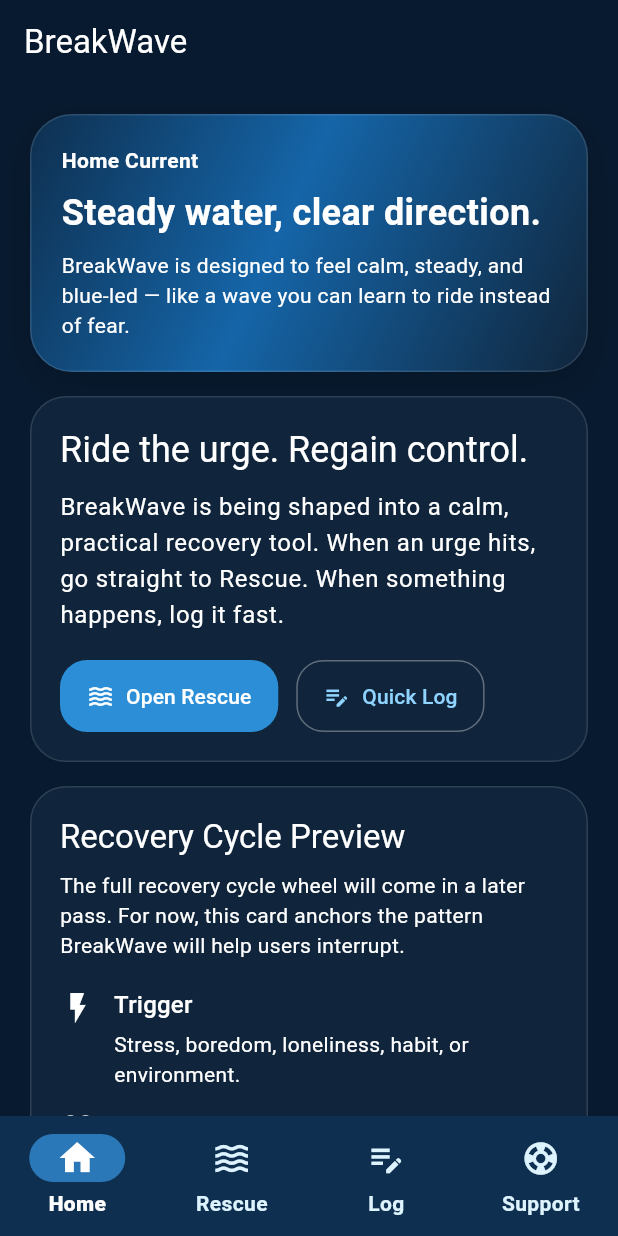
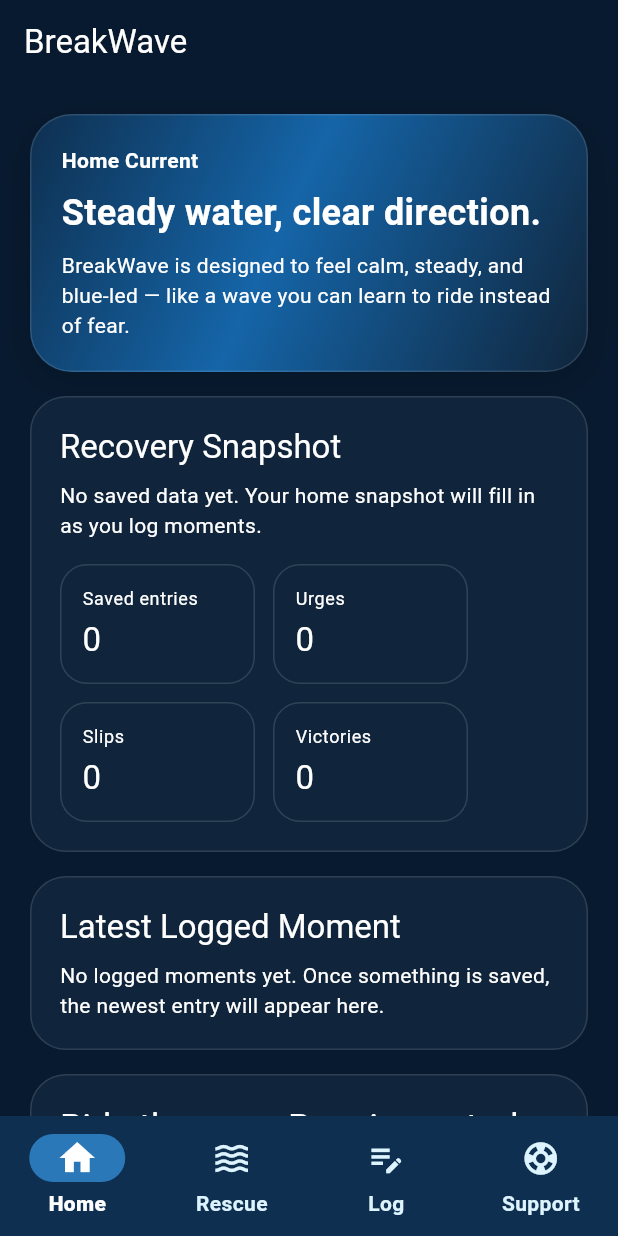
Before and after one commit to lindsey-wells/breakwave, a Flutter app: the screen it shows after launch, on a phone screen of 412 x 824 dp. Run offline on Flutter 3.47's test engine with Material 3 defaults, Android fonts, the light colour scheme and no system bars; our stand-ins replace shared_preferences.

Commit message:
BW-09 add home summary from persisted log data

```diff
--- a/lib/features/home/presentation/home_screen.dart
+++ b/lib/features/home/presentation/home_screen.dart
@@ -3,15 +3,19 @@
 // Project: BreakWave
 // File: home_screen.dart
 // Purpose: BW-02 home dashboard structure for BreakWave.
-// Notes: Shell-first deterministic scaffold for BW-06.
+// Notes: BW-09 home summary from persisted data.
 // ------------------------------------------------------------
 
 import 'package:flutter/material.dart';
 
+import '../../log/data/log_repository.dart';
+import '../../log/domain/log_entry.dart';
 import '../../../core/ui/wave_surface.dart';
 import 'widgets/daily_encouragement_card.dart';
 import 'widgets/home_hero_card.dart';
+import 'widgets/latest_logged_moment_card.dart';
 import 'widgets/recovery_cycle_preview_card.dart';
+import 'widgets/recovery_snapshot_card.dart';
 
 class HomeScreen extends StatelessWidget {
   final VoidCallback onOpenRescue;
@@ -23,6 +27,37 @@ class HomeScreen extends StatelessWidget {
     required this.onOpenLog,
   });
 
+  Future<_HomeSummaryData> _loadSummary() async {
+    final LogRepository repository = const LogRepository();
+    final List<LogEntry> entries = await repository.loadEntries();
+
+    int urgeCount = 0;
+    int slipCount = 0;
+    int victoryCount = 0;
+
+    for (final LogEntry entry in entries) {
+      switch (entry.entryType) {
+        case 'Urge':
+          urgeCount += 1;
+          break;
+        case 'Slip':
+          slipCount += 1;
+          break;
+        case 'Victory':
+          victoryCount += 1;
+          break;
+      }
+    }
+
+    return _HomeSummaryData(
+      totalEntries: entries.length,
+      urgeCount: urgeCount,
+      slipCount: slipCount,
+      victoryCount: victoryCount,
+      latestEntry: entries.isEmpty ? null : entries.first,
+    );
+  }
+
   @override
   Widget build(BuildContext context) {
     return Scaffold(
@@ -30,7 +65,13 @@ class HomeScreen extends StatelessWidget {
         title: const Text('BreakWave'),
       ),
       body: SafeArea(
-        child: SingleChildScrollView(
+        child: FutureBuilder<_HomeSummaryData>(
+          future: _loadSummary(),
+          builder: (BuildContext context, AsyncSnapshot<_HomeSummaryData> snapshot) {
+            final _HomeSummaryData summary =
+                snapshot.data ?? const _HomeSummaryData.empty();
+
+            return SingleChildScrollView(
               padding: const EdgeInsets.all(20),
               child: Center(
                 child: ConstrainedBox(
@@ -65,6 +106,17 @@ class HomeScreen extends StatelessWidget {
                         ),
                       ),
                       const SizedBox(height: 16),
+                      RecoverySnapshotCard(
+                        totalEntries: summary.totalEntries,
+                        urgeCount: summary.urgeCount,
+                        slipCount: summary.slipCount,
+                        victoryCount: summary.victoryCount,
+                      ),
+                      const SizedBox(height: 16),
+                      LatestLoggedMomentCard(
+                        entry: summary.latestEntry,
+                      ),
+                      const SizedBox(height: 16),
                       HomeHeroCard(
                         onOpenRescue: onOpenRescue,
                         onOpenLog: onOpenLog,
@@ -77,8 +129,33 @@ class HomeScreen extends StatelessWidget {
                   ),
                 ),
               ),
+            );
+          },
         ),
       ),
     );
   }
 }
+
+class _HomeSummaryData {
+  final int totalEntries;
+  final int urgeCount;
+  final int slipCount;
+  final int victoryCount;
+  final LogEntry? latestEntry;
+
+  const _HomeSummaryData({
+    required this.totalEntries,
+    required this.urgeCount,
+    required this.slipCount,
+    required this.victoryCount,
+    required this.latestEntry,
+  });
+
+  const _HomeSummaryData.empty()
+      : totalEntries = 0,
+        urgeCount = 0,
+        slipCount = 0,
+        victoryCount = 0,
+        latestEntry = null;
+}
--- /dev/null
+++ b/lib/features/home/presentation/widgets/latest_logged_moment_card.dart
@@ -0,0 +1,113 @@
+// ------------------------------------------------------------
+// Cube23 Collaboration Header
+// Project: BreakWave
+// File: latest_logged_moment_card.dart
+// Purpose: Latest persisted log moment card for the BW-09 home flow.
+// Notes: BW-09 home summary from persisted data.
+// ------------------------------------------------------------
+
+import 'package:flutter/material.dart';
+
+import '../../../log/domain/log_entry.dart';
+
+class LatestLoggedMomentCard extends StatelessWidget {
+  final LogEntry? entry;
+
+  const LatestLoggedMomentCard({
+    super.key,
+    required this.entry,
+  });
+
+  String _formatTimestamp(String iso) {
+    try {
+      final DateTime time = DateTime.parse(iso).toLocal();
+      final String month = time.month.toString().padLeft(2, '0');
+      final String day = time.day.toString().padLeft(2, '0');
+      final int hour24 = time.hour;
+      final int minute = time.minute;
+      final int hour12 = hour24 == 0 ? 12 : (hour24 > 12 ? hour24 - 12 : hour24);
+      final String minuteText = minute.toString().padLeft(2, '0');
+      final String meridiem = hour24 >= 12 ? 'PM' : 'AM';
+      return '$month/$day • $hour12:$minuteText $meridiem';
+    } catch (_) {
+      return 'Saved recently';
+    }
+  }
+
+  @override
+  Widget build(BuildContext context) {
+    final LogEntry? latest = entry;
+
+    return Card(
+      child: Padding(
+        padding: const EdgeInsets.all(20),
+        child: latest == null
+            ? Column(
+                crossAxisAlignment: CrossAxisAlignment.start,
+                children: <Widget>[
+                  Text(
+                    'Latest Logged Moment',
+                    style: Theme.of(context).textTheme.titleLarge,
+                  ),
+                  const SizedBox(height: 8),
+                  Text(
+                    'No logged moments yet. Once something is saved, the newest entry will appear here.',
+                    style: Theme.of(context).textTheme.bodyMedium,
+                  ),
+                ],
+              )
+            : Column(
+                crossAxisAlignment: CrossAxisAlignment.start,
+                children: <Widget>[
+                  Text(
+                    'Latest Logged Moment',
+                    style: Theme.of(context).textTheme.titleLarge,
+                  ),
+                  const SizedBox(height: 8),
+                  Wrap(
+                    spacing: 8,
+                    runSpacing: 8,
+                    crossAxisAlignment: WrapCrossAlignment.center,
+                    children: <Widget>[
+                      Text(
+                        latest.entryType,
+                        style: Theme.of(context).textTheme.titleMedium,
+                      ),
+                      Text(
+                        '•',
+                        style: Theme.of(context).textTheme.titleMedium,
+                      ),
+                      Text(
+                        'Intensity ${latest.intensity}',
+                        style: Theme.of(context).textTheme.bodyMedium,
+                      ),
+                      Text(
+                        '•',
+                        style: Theme.of(context).textTheme.titleMedium,
+                      ),
+                      Text(
+                        _formatTimestamp(latest.createdAtIso),
+                        style: Theme.of(context).textTheme.bodySmall,
+                      ),
+                    ],
+                  ),
+                  const SizedBox(height: 10),
+                  Text(
+                    latest.triggers.isEmpty
+                        ? 'Triggers: none tagged'
+                        : 'Triggers: ${latest.triggers.join(', ')}',
+                    style: Theme.of(context).textTheme.bodyMedium,
+                  ),
+                  if (latest.notes.trim().isNotEmpty) ...<Widget>[
+                    const SizedBox(height: 10),
+                    Text(
+                      latest.notes.trim(),
+                      style: Theme.of(context).textTheme.bodyMedium,
+                    ),
+                  ],
+                ],
+              ),
+      ),
+    );
+  }
+}
--- /dev/null
+++ b/lib/features/home/presentation/widgets/recovery_snapshot_card.dart
@@ -0,0 +1,110 @@
+// ------------------------------------------------------------
+// Cube23 Collaboration Header
+// Project: BreakWave
+// File: recovery_snapshot_card.dart
+// Purpose: Persisted recovery snapshot card for the BW-09 home flow.
+// Notes: BW-09 home summary from persisted data.
+// ------------------------------------------------------------
+
+import 'package:flutter/material.dart';
+
+class RecoverySnapshotCard extends StatelessWidget {
+  final int totalEntries;
+  final int urgeCount;
+  final int slipCount;
+  final int victoryCount;
+
+  const RecoverySnapshotCard({
+    super.key,
+    required this.totalEntries,
+    required this.urgeCount,
+    required this.slipCount,
+    required this.victoryCount,
+  });
+
+  @override
+  Widget build(BuildContext context) {
+    final bool hasData = totalEntries > 0;
+
+    return Card(
+      child: Padding(
+        padding: const EdgeInsets.all(20),
+        child: Column(
+          crossAxisAlignment: CrossAxisAlignment.start,
+          children: <Widget>[
+            Text(
+              'Recovery Snapshot',
+              style: Theme.of(context).textTheme.titleLarge,
+            ),
+            const SizedBox(height: 8),
+            Text(
+              hasData
+                  ? 'A simple read on what has been logged so far on this device.'
+                  : 'No saved data yet. Your home snapshot will fill in as you log moments.',
+              style: Theme.of(context).textTheme.bodyMedium,
+            ),
+            const SizedBox(height: 16),
+            Wrap(
+              spacing: 12,
+              runSpacing: 12,
+              children: <Widget>[
+                _MetricPill(
+                  label: 'Saved entries',
+                  value: '$totalEntries',
+                ),
+                _MetricPill(
+                  label: 'Urges',
+                  value: '$urgeCount',
+                ),
+                _MetricPill(
+                  label: 'Slips',
+                  value: '$slipCount',
+                ),
+                _MetricPill(
+                  label: 'Victories',
+                  value: '$victoryCount',
+                ),
+              ],
+            ),
+          ],
+        ),
+      ),
+    );
+  }
+}
+
+class _MetricPill extends StatelessWidget {
+  final String label;
+  final String value;
+
+  const _MetricPill({
+    required this.label,
+    required this.value,
+  });
+
+  @override
+  Widget build(BuildContext context) {
+    return Container(
+      constraints: const BoxConstraints(minWidth: 130),
+      padding: const EdgeInsets.symmetric(horizontal: 14, vertical: 14),
+      decoration: BoxDecoration(
+        borderRadius: BorderRadius.circular(18),
+        border: Border.all(color: const Color(0x22FFFFFF)),
+      ),
+      child: Column(
+        crossAxisAlignment: CrossAxisAlignment.start,
+        children: <Widget>[
+          Text(
+            label,
+            style: Theme.of(context).textTheme.bodySmall,
+          ),
+          const SizedBox(height: 6),
+          Text(
+            value,
+            style: Theme.of(context).textTheme.titleLarge,
+          ),
+        ],
+      ),
+    );
+  }
+}
```
Also changed, not shown: 1 other file. Lines whose indentation alone changed are shown as unchanged.
